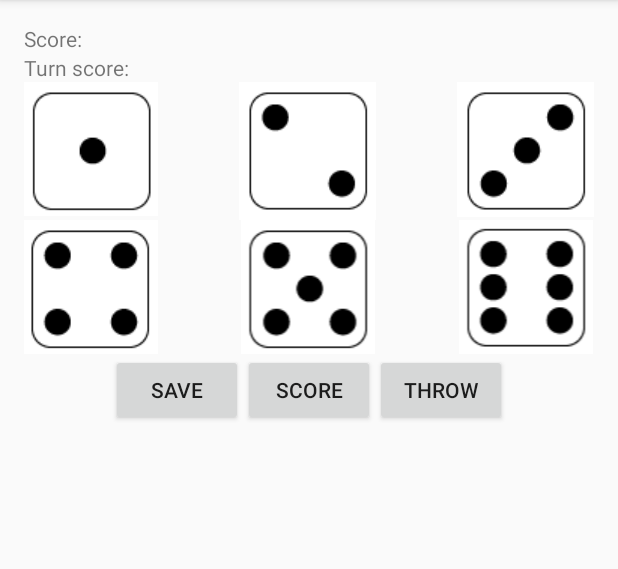
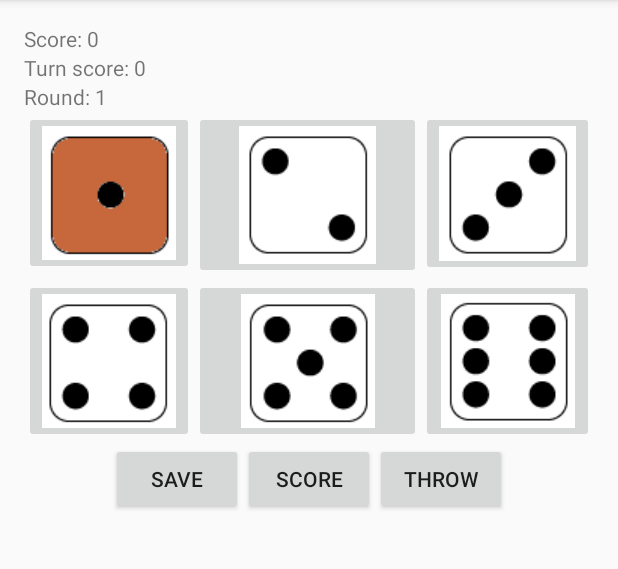
Before and after one commit to axelfriberg/Greed, an Android app: the screen it shows after launch (MainActivity), in the options menu, after a tap on "Settings", on a phone screen of 412 x 824 dp, the part 84-653 px from its top. Run offline under Robolectric (Android 15) with nearby library versions, the phone set to English and light mode, and no system bars.

Commit message:
Started work on the selectable dice.

```diff
--- a/app/src/main/java/com/axelfriberg/greed/Greed.java
+++ b/app/src/main/java/com/axelfriberg/greed/Greed.java
@@ -23,35 +23,34 @@ public class Greed {
         roundScore = 0;
         round = 1;
         for (int i = 0; i < 6; i++) {
-            dice[i] = randInterval(rand, max, min);
+            dice[i] = i+1;
         }
     }
 
-    public void newThrow(boolean d0, boolean d1, boolean d2, boolean d3, boolean d4, boolean d5){
-        if(d0){
+    public void newThrow(boolean[] d){
+        if(d[0]){
             dice[0] = randInterval(rand, max, min);
         }
 
-        if(d1){
+        if(d[1]){
             dice[1] = randInterval(rand, max, min);
         }
 
-        if(d2){
+        if(d[2]){
             dice[2] = randInterval(rand, max, min);
         }
 
-        if(d3){
+        if(d[3]){
             dice[3] = randInterval(rand, max, min);
         }
 
-        if(d4){
+        if(d[4]){
             dice[4] = randInterval(rand, max, min);
         }
 
-        if(d5){
+        if(d[5]){
             dice[5] = randInterval(rand, max, min);
         }
-
     }
 
     public void save(){
@@ -59,8 +58,16 @@ public class Greed {
         round++;
     }
 
+    public int score(){
+        return -1;
+    }
+
     public int getScore(){
         return score;
+    }
+
+    public int[] getDice(){
+        return dice;
     }
 
     public int getRoundScore(){
@@ -71,8 +78,6 @@ public class Greed {
          return r.nextInt(max - min + 1) + min;
     }
 
-    private int calculateScore(){
-        return 0;
-    }
+
 
 }
--- a/app/src/main/java/com/axelfriberg/greed/MainActivity.java
+++ b/app/src/main/java/com/axelfriberg/greed/MainActivity.java
@@ -2,18 +2,81 @@ package com.axelfriberg.greed;
 
 import android.support.v7.app.ActionBarActivity;
 import android.os.Bundle;
+import android.util.Log;
 import android.view.Menu;
 import android.view.MenuItem;
+import android.view.View;
+import android.widget.Button;
+import android.widget.ImageButton;
 
 
 public class MainActivity extends ActionBarActivity {
     private Greed greed;
+    private Button mSaveButton;
+    private Button mScoreButton;
+    private Button mThrowButton;
+    private ImageButton mDie0;
+    private boolean[] selected;
+    private boolean[] throwDice;
+    private static final String TAG = "MainActivity";
 
     @Override
     protected void onCreate(Bundle savedInstanceState) {
         super.onCreate(savedInstanceState);
         greed = new Greed();
+        selected = new boolean[6];
+        throwDice = new boolean[6];
+        for(int i = 0; i < 6; i++){
+            throwDice[i] = true;
+        }
         setContentView(R.layout.activity_main);
+
+        mSaveButton = (Button)findViewById(R.id.save_button);
+        mSaveButton.setOnClickListener(new View.OnClickListener() {
+            @Override
+            public void onClick(View v) {
+                greed.save();
+            }
+        });
+
+        mScoreButton = (Button) findViewById(R.id.score_button);
+        mScoreButton.setOnClickListener(new View.OnClickListener(){
+            @Override
+            public void onClick(View v){
+                greed.score();
+            }
+        });
+
+        mThrowButton = (Button) findViewById(R.id.throw_button);
+        mThrowButton.setOnClickListener(new View.OnClickListener(){
+            @Override
+            public void onClick(View v){
+                greed.newThrow(throwDice);
+            }
+        });
+
+        mDie0 = (ImageButton) findViewById(R.id.die0);
+        mDie0.setOnClickListener(new View.OnClickListener() {
+            @Override
+            public void onClick(View v) {
+
+                String imageName = "red"+greed.getDice()[0];
+                Log.i(TAG,imageName);
+                int resID = getResources().getIdentifier(imageName,"drawable",getPackageName());
+                if (!selected[0]){
+                    mDie0.setImageResource(resID);
+                    selected[0] = true;
+                } else {
+                    mDie0.setImageResource(R.drawable.white1);
+                    selected[0] = false;
+                }
+
+
+
+            }
+        });
+
+
     }
 
     @Override
--- a/app/src/main/res/layout/activity_main.xml
+++ b/app/src/main/res/layout/activity_main.xml
@@ -16,45 +16,51 @@
         android:layout_width="wrap_content"
         android:layout_height="wrap_content" />
 
+    <TextView android:id="@+id/round_textview"
+        android:layout_below="@id/turn_score_textview"
+        android:text="@string/round"
+        android:layout_width="wrap_content"
+        android:layout_height="wrap_content" />
+
     <TableLayout
         android:id="@+id/dice_layout"
-        android:layout_below="@id/turn_score_textview"
+        android:layout_below="@id/round_textview"
         android:layout_width="wrap_content"
         android:layout_height="wrap_content"
         android:stretchColumns="1">
 
         <TableRow>
-            <ImageView
-                android:id="@+id/dice1"
+            <ImageButton
+                android:id="@+id/die0"
                 android:src="@drawable/white1">
-            </ImageView>
+            </ImageButton>
 
-            <ImageView
-                android:id="@+id/dice2"
+            <ImageButton
+                android:id="@+id/die1"
                 android:src="@drawable/white2">
-            </ImageView>
+            </ImageButton>
 
-            <ImageView
-                android:id="@+id/dice3"
+            <ImageButton
+                android:id="@+id/die2"
                 android:src="@drawable/white3">
-            </ImageView>
+            </ImageButton>
         </TableRow>
 
         <TableRow>
-            <ImageView
-                android:id="@+id/dice4"
+            <ImageButton
+                android:id="@+id/die3"
                 android:src="@drawable/white4">
-            </ImageView>
+            </ImageButton>
 
-            <ImageView
-                android:id="@+id/dice5"
+            <ImageButton
+                android:id="@+id/die4"
                 android:src="@drawable/white5">
-            </ImageView>
+            </ImageButton>
 
-            <ImageView
-                android:id="@+id/dice6"
+            <ImageButton
+                android:id="@+id/die5"
                 android:src="@drawable/white6">
-            </ImageView>
+            </ImageButton>
         </TableRow>
 
     </TableLayout>
--- a/app/src/main/res/values/strings.xml
+++ b/app/src/main/res/values/strings.xml
@@ -4,8 +4,9 @@
     <string name="hello_world">Hello world!</string>
     <string name="action_settings">Settings</string>
     <string name="title_activity_winning">WinningActivity</string>
-    <string name="score_text">Score: </string>
-    <string name="turn_score_text">Turn score: </string>
+    <string name="score_text">Score: 0</string>
+    <string name="turn_score_text">Turn score: 0</string>
+    <string name="round">Round: 1</string>
     <string name="score_button">Score</string>
     <string name="save_button">Save</string>
     <string name="throw_button">Throw</string>
```
